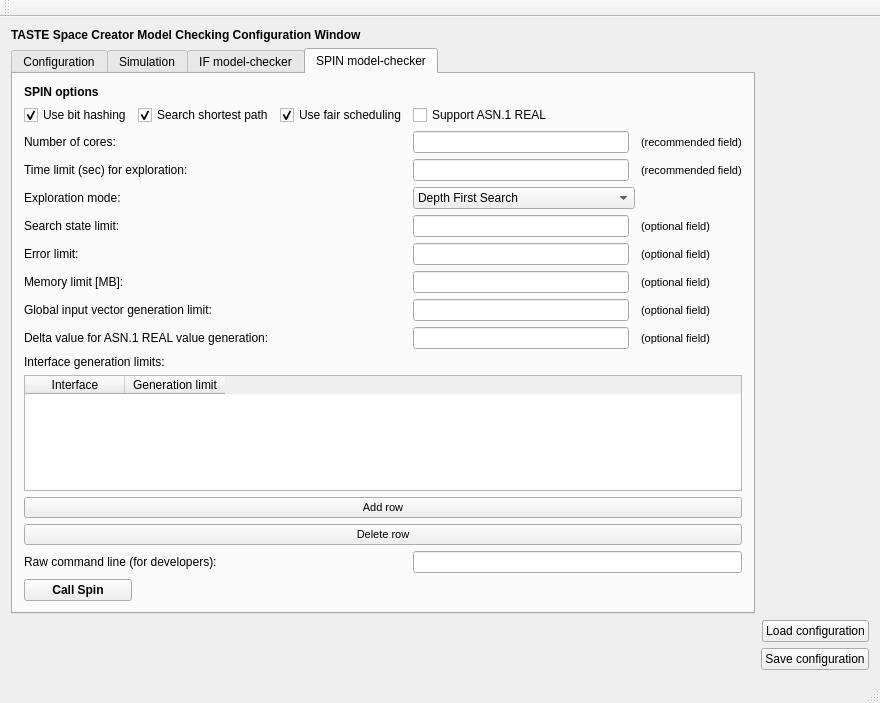
Above: src/libs/libiveditor/modelchecking/modelcheckingwindow.ui from esa/spacecreator before the change. Below: the same form after it.
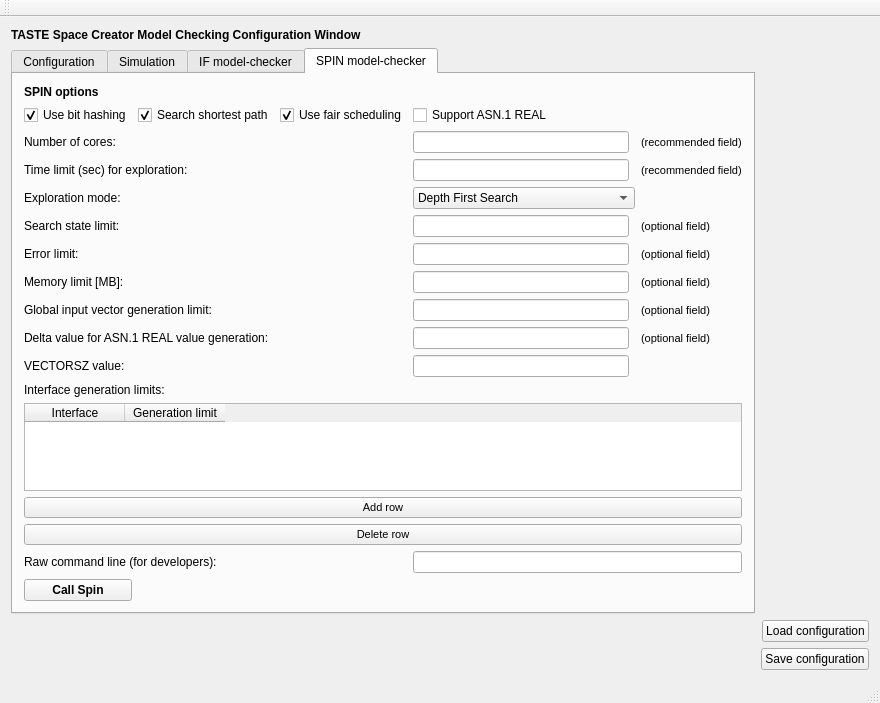
That is the form after the change. The open tabs and pages were chosen to show the change.

Commit message: TMC: VECTORSZ configuration

The edit to the form file:
```diff
--- a/src/libs/libiveditor/modelchecking/modelcheckingwindow.ui
+++ b/src/libs/libiveditor/modelchecking/modelcheckingwindow.ui
@@ -735,7 +735,7 @@
           </property>
          </widget>
         </item>
-        <item row="13" column="0" colspan="6">
+        <item row="14" column="0" colspan="6">
          <widget class="QTableWidget" name="tableWidget_generationLimits">
           <column>
            <property name="text">
@@ -749,7 +749,7 @@
           </column>
          </widget>
         </item>
-        <item row="14" column="0" colspan="6">
+        <item row="15" column="0" colspan="6">
          <widget class="QPushButton" name="tableAddButton">
           <property name="font">
            <font>
@@ -761,7 +761,7 @@
           </property>
          </widget>
         </item>
-        <item row="15" column="0" colspan="6">
+        <item row="16" column="0" colspan="6">
          <widget class="QPushButton" name="tableDeleteButton">
           <property name="font">
            <font>
@@ -813,7 +813,7 @@
           </property>
          </widget>
         </item>
-        <item row="12" column="0" colspan="3">
+        <item row="13" column="0" colspan="3">
          <widget class="QLabel" name="label_ifaceGenerationLimits">
           <property name="text">
            <string>Interface generation limits:</string>
@@ -847,14 +847,14 @@
           </property>
          </widget>
         </item>
-        <item row="16" column="0" colspan="3">
+        <item row="17" column="0" colspan="3">
          <widget class="QLabel" name="label_rawCommandLine">
           <property name="text">
            <string>Raw command line (for developers):</string>
           </property>
          </widget>
         </item>
-        <item row="16" column="3" colspan="3">
+        <item row="17" column="3" colspan="3">
          <widget class="QLineEdit" name="lineEdit_rawCommandLine">
           <property name="text">
            <string/>
@@ -913,7 +913,7 @@
           </property>
          </widget>
         </item>
-        <item row="17" column="0">
+        <item row="18" column="0">
          <widget class="QPushButton" name="pushButton_callSpin">
           <property name="font">
            <font>
@@ -969,6 +969,9 @@
         <item row="11" column="3">
          <widget class="QLineEdit" name="lineEdit_deltaValue"/>
         </item>
+        <item row="12" column="3">
+         <widget class="QLineEdit" name="lineEdit_vectorszValue"/>
+        </item>
         <item row="11" column="5">
          <widget class="QLabel" name="label_26">
           <property name="font">
@@ -988,6 +991,13 @@
           </property>
          </widget>
         </item>
+        <item row="12" column="0" colspan="3">
+         <widget class="QLabel" name="label_vectorsz">
+          <property name="text">
+           <string>VECTORSZ value:</string>
+          </property>
+         </widget>
+        </item>
        </layout>
       </widget>
      </widget>
```
The commit also changes 6 other files.
